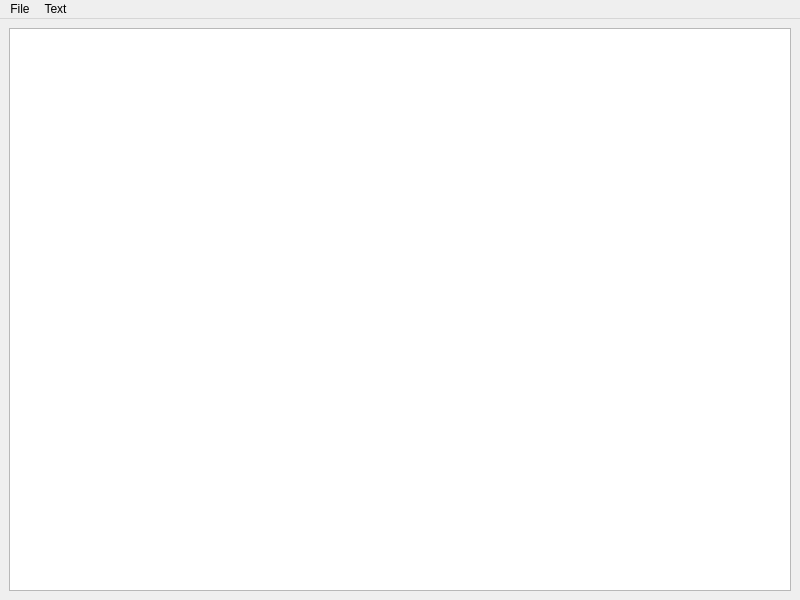
Above: src/gui/mainwindow.ui from Qweyke/Noter before the change. Below: the same form after it.
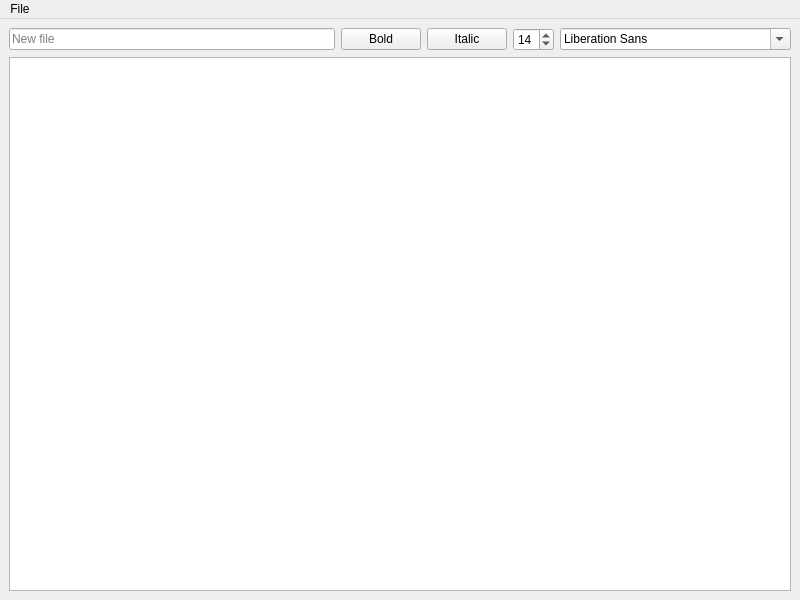
That is the form after the change. Icons and pictures are not drawn.

Commit message: feat: start editor gui and file search implement

```diff
--- a/src/gui/mainwindow.ui
+++ b/src/gui/mainwindow.ui
@@ -14,7 +14,51 @@
    <string>MainWindow</string>
   </property>
   <widget class="QWidget" name="centralwidget">
-   <layout class="QHBoxLayout" name="horizontalLayout">
+   <layout class="QVBoxLayout" name="verticalLayout">
+    <item>
+     <layout class="QHBoxLayout" name="horizontalLayout">
+      <item>
+       <widget class="QLineEdit" name="fileName">
+        <property name="text">
+         <string/>
+        </property>
+        <property name="placeholderText">
+         <string>New file</string>
+        </property>
+       </widget>
+      </item>
+      <item>
+       <widget class="QPushButton" name="pushButton">
+        <property name="text">
+         <string>Bold</string>
+        </property>
+       </widget>
+      </item>
+      <item>
+       <widget class="QPushButton" name="pushButton_2">
+        <property name="text">
+         <string>Italic</string>
+        </property>
+       </widget>
+      </item>
+      <item>
+       <widget class="QSpinBox" name="spinBox">
+        <property name="minimum">
+         <number>1</number>
+        </property>
+        <property name="maximum">
+         <number>60</number>
+        </property>
+        <property name="value">
+         <number>14</number>
+        </property>
+       </widget>
+      </item>
+      <item>
+       <widget class="QFontComboBox" name="fontComboBox"/>
+      </item>
+     </layout>
+    </item>
     <item>
      <widget class="QTextEdit" name="textEdit"/>
     </item>
@@ -38,28 +82,7 @@
     <addaction name="actionSave"/>
     <addaction name="actionSave_at"/>
    </widget>
-   <widget class="QMenu" name="menuText">
-    <property name="title">
-     <string>Text</string>
-    </property>
-    <widget class="QMenu" name="menuFont">
-     <property name="title">
-      <string>Font</string>
-     </property>
-     <widget class="QMenu" name="menuType">
-      <property name="title">
-       <string>Type</string>
-      </property>
-      <addaction name="actionTimes_New_Qweyke"/>
-      <addaction name="actionQweykibri"/>
-     </widget>
-     <addaction name="menuType"/>
-     <addaction name="actionSize_2"/>
-    </widget>
-    <addaction name="menuFont"/>
-   </widget>
    <addaction name="menuFile"/>
-   <addaction name="menuText"/>
   </widget>
   <action name="actionSave">
    <property name="text">
```
Left out of the diff: 5 changed lines with no effect on the pictures. The commit also changes 5 other files.
